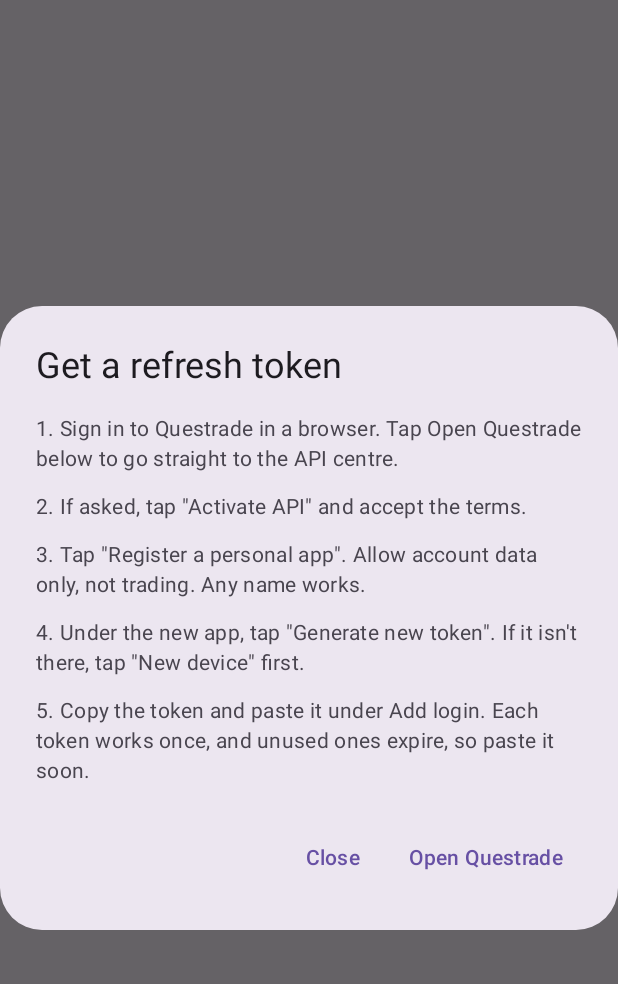
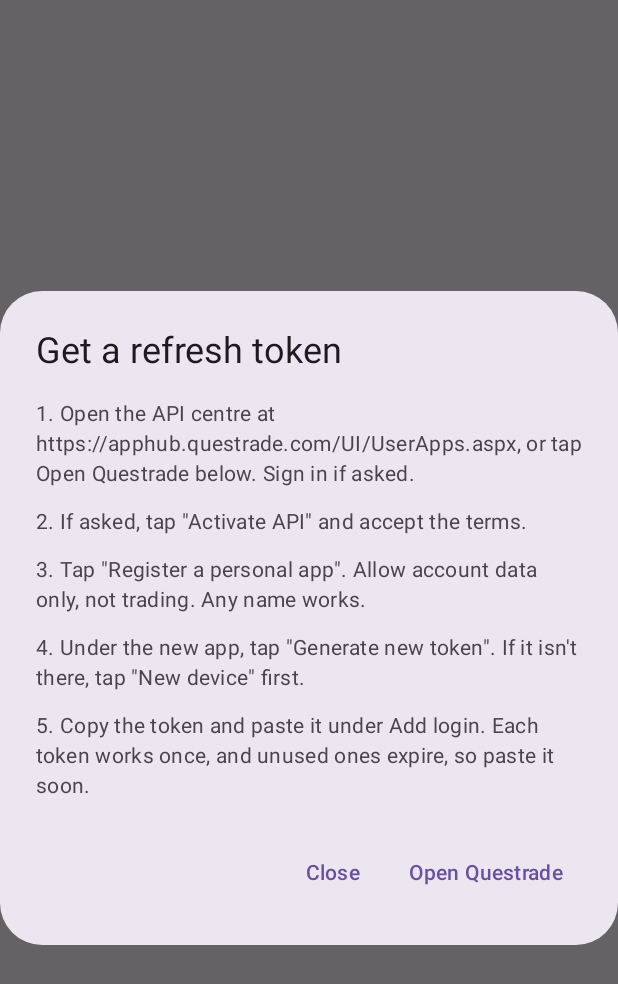
Before and after one commit to Fullchee/questrade-cash-overlay, an Android app built with Jetpack Compose: the composable RefreshTokenStepsDialog shown on its own in the app's theme, on a phone screen of 412 x 824 dp. Shown: the top 984 px of the screen. Run offline under Robolectric (Android 15) with nearby library versions, the phone set to English and light mode, and no system bars.

Commit message:
fix(logins): point the refresh token steps at Questrade's App Hub URL
Show the URL in step 1 so it can be copied, and fix the Open Questrade button.

```diff
--- a/app/src/main/kotlin/com/fullchee/questradecashoverlay/logins/RefreshTokenStepsDialog.kt
+++ b/app/src/main/kotlin/com/fullchee/questradecashoverlay/logins/RefreshTokenStepsDialog.kt
@@ -3,6 +3,7 @@ package com.fullchee.questradecashoverlay.logins
 import androidx.compose.foundation.layout.Arrangement
 import androidx.compose.foundation.layout.Column
 import androidx.compose.foundation.rememberScrollState
+import androidx.compose.foundation.text.selection.SelectionContainer
 import androidx.compose.foundation.verticalScroll
 import androidx.compose.material3.AlertDialog
 import androidx.compose.material3.Text
@@ -14,10 +15,9 @@ import androidx.compose.ui.res.stringResource
 import androidx.compose.ui.unit.dp
 import com.fullchee.questradecashoverlay.R
 
-internal const val QUESTRADE_API_CENTRE = "https://login.questrade.com/APIAccess/UserApps.aspx"
+internal const val QUESTRADE_API_CENTRE = "https://apphub.questrade.com/UI/UserApps.aspx"
 
-private val steps = listOf(
-    R.string.token_steps_1,
+private val stepsAfterTheFirst = listOf(
     R.string.token_steps_2,
     R.string.token_steps_3,
     R.string.token_steps_4,
@@ -36,7 +36,11 @@ fun RefreshTokenStepsDialog(onDismiss: () -> Unit) {
                 modifier = Modifier.verticalScroll(rememberScrollState()),
                 verticalArrangement = Arrangement.spacedBy(12.dp)
             ) {
-                steps.forEach { Text(stringResource(it)) }
+                // Selectable so the owner can copy the URL into a browser they are already signed in to.
+                SelectionContainer {
+                    Text(stringResource(R.string.token_steps_1, QUESTRADE_API_CENTRE))
+                }
+                stepsAfterTheFirst.forEach { Text(stringResource(it)) }
             }
         },
         confirmButton = {
--- a/app/src/main/res/values/strings.xml
+++ b/app/src/main/res/values/strings.xml
@@ -44,7 +44,7 @@
     <string name="menu_language">Language · 语言</string>
     <string name="menu_cancel">Cancel</string>
     <string name="token_steps_title">Get a refresh token</string>
-    <string name="token_steps_1">1. Sign in to Questrade in a browser. Tap Open Questrade below to go straight to the API centre.</string>
+    <string name="token_steps_1">1. Open the API centre at %1$s, or tap Open Questrade below. Sign in if asked.</string>
     <string name="token_steps_2">2. If asked, tap \"Activate API\" and accept the terms.</string>
     <string name="token_steps_3">3. Tap \"Register a personal app\". Allow account data only, not trading. Any name works.</string>
     <string name="token_steps_4">4. Under the new app, tap \"Generate new token\". If it isn\'t there, tap \"New device\" first.</string>
```
Also changed, not shown: 2 other files.
